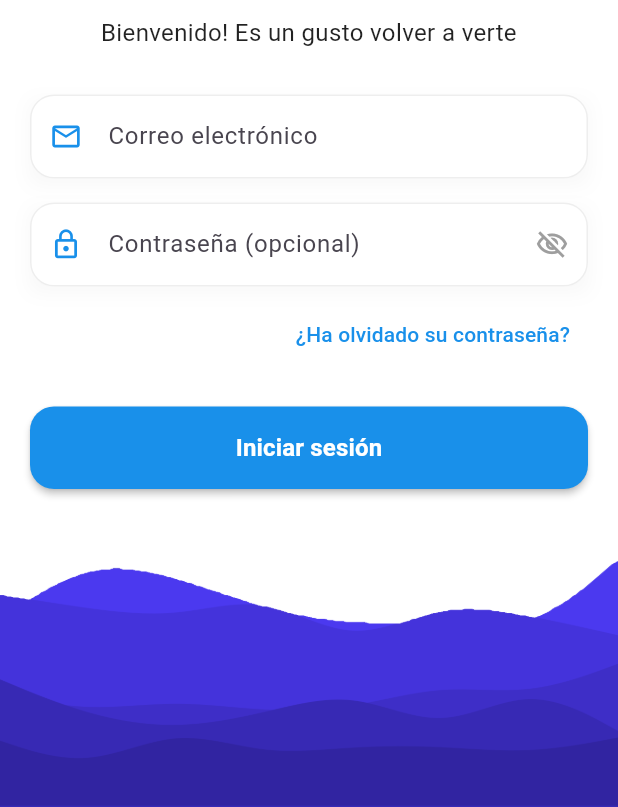
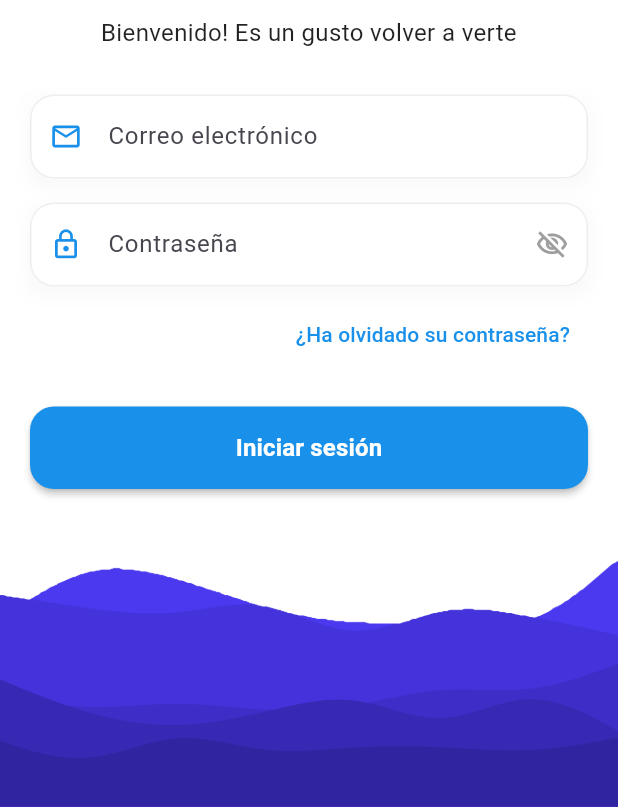
Before and after one commit to Up220332/Ageinplace-cuidadores-y-pacientes, a Flutter app: the screen it shows after launch, on a phone screen of 412 x 824 dp, the part 429-1236 px from its top. Run offline on Flutter 3.47's test engine with Material 3 defaults, Android fonts, the phone set to English and light mode, and no system bars; our stand-ins replace csv, date_format, fl_chart, flutter_local_notifications, flutter_localization, flutter_map and 8 more; missing offline and left inert: android_alarm_manager_plus, flutter_background_service, flutter_map_heatmap, geodesy, influxdb_client, mailer and 2 more; accounts and stored records are empty.

Commit message:
Update screen_LogIn.dart

```diff
--- a/lib/log-in/screen_LogIn.dart
+++ b/lib/log-in/screen_LogIn.dart
@@ -258,7 +258,6 @@ class _LogInScreenState extends State<LogInScreen> {
                       child: TextFormField(
                         controller: passwordController,
                         obscureText: !passwordVisibility,
-                        // SIN VALIDATOR - LA CONTRASEÑA ES OPCIONAL
                         onChanged: (value) {
                           setState(() {
                             _btnActivePassword = value.isNotEmpty;
@@ -266,8 +265,8 @@ class _LogInScreenState extends State<LogInScreen> {
                         },
                         decoration: InputDecoration(
                           labelText: _currentLocale == 'es'
-                              ? 'Contraseña (opcional)'
-                              : 'Password (optional)',
+                              ? 'Contraseña'
+                              : 'Password',
                           hintText: '••••••••',
                           prefixIcon: Icon(Icons.lock_outline, color: colorPrimario, size: 22),
                           suffixIcon: IconButton(
@@ -299,7 +298,6 @@ class _LogInScreenState extends State<LogInScreen> {
 
                     const SizedBox(height: 8),
 
-                    // Olvido contraseña (opcional, solo si se usa contraseña)
                     Align(
                       alignment: Alignment.centerRight,
                       child: TextButton(
```
